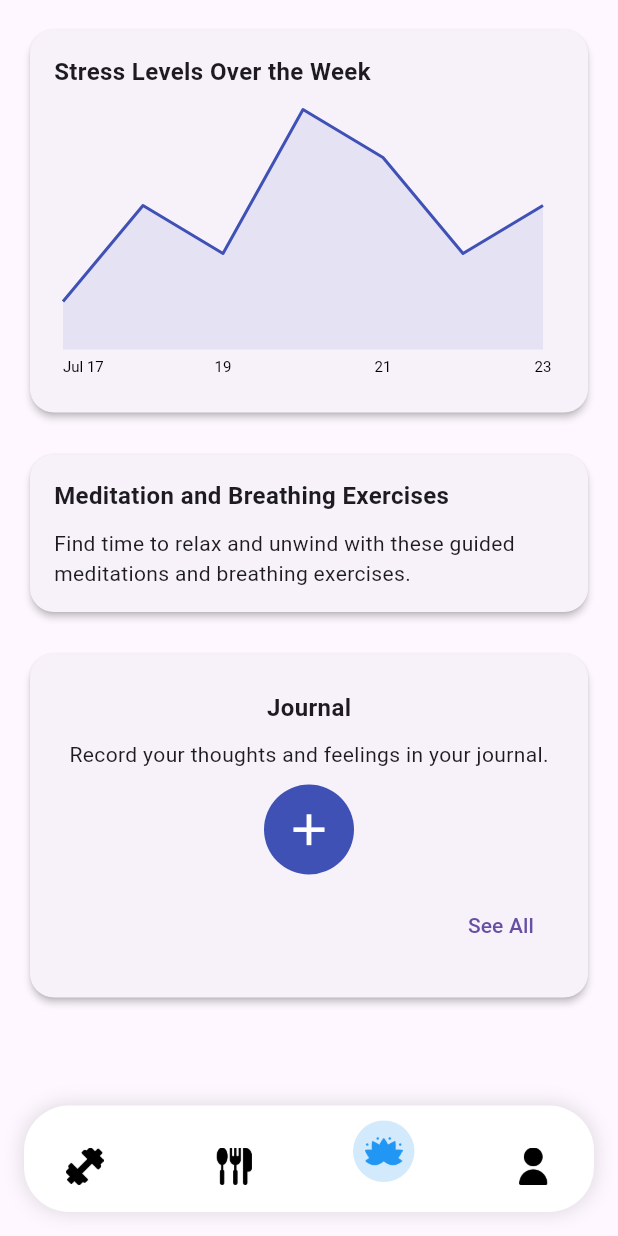
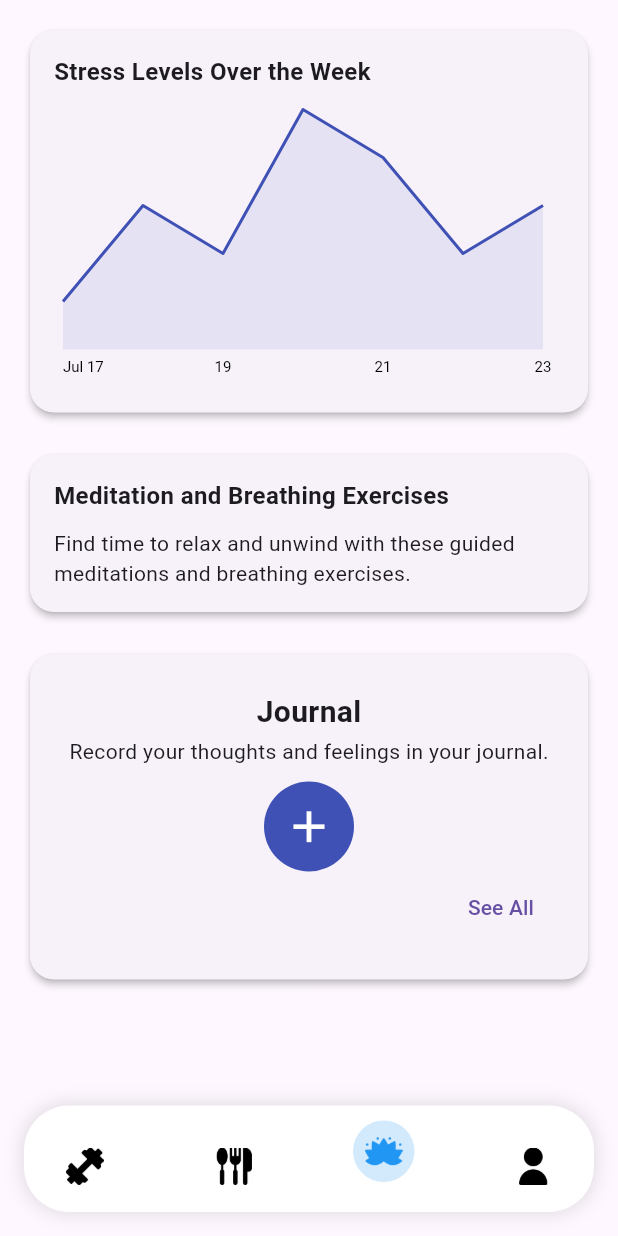
Before and after one commit to AryamanDubey28/workout_app, a Flutter app: the screen it shows once a user with an empty profile is signed in, item 3 of the bottom bar chosen, on a phone screen of 412 x 824 dp. Run offline on Flutter 3.47's test engine with Material 3 defaults, Android fonts, the phone set to English and light mode, and no system bars; our stand-ins replace adaptive_dialog, community_charts_flutter, firebase_auth, firebase_core, get, percent_indicator; accounts and stored records are empty; network calls fail.

```diff
--- a/frontend/workout_tracker/lib/pages/foodpage.dart
+++ b/frontend/workout_tracker/lib/pages/foodpage.dart
@@ -158,8 +158,8 @@ class _FoodEntrySectionState extends State<FoodEntrySection> {
       message: 'Enter the food item below:',
       textFields: const [DialogTextField()],
     );
-
-    if (result != null && result.isNotEmpty) {
+    // ignore: prefer_is_empty
+    if (result != null && result.first.trim().length > 0) {
       setState(() {
         _foodItems.add(result.first);
       });
--- a/frontend/workout_tracker/lib/pages/stresspage.dart
+++ b/frontend/workout_tracker/lib/pages/stresspage.dart
@@ -207,11 +207,11 @@ class JournalCard extends StatelessWidget {
             const Text(
               'Journal',
               style: TextStyle(
-                fontSize: 16,
+                fontSize: 20,
                 fontWeight: FontWeight.bold,
               ),
             ),
-            const SizedBox(height: 10),
+            const SizedBox(height: 2),
             const Text(
               'Record your thoughts and feelings in your journal.',
             ),
@@ -251,7 +251,6 @@ class JournalCard extends StatelessWidget {
                 },
               ),
             ),
-            const SizedBox(height: 10),
             Align(
               alignment: Alignment.centerRight,
               child: TextButton(
```
